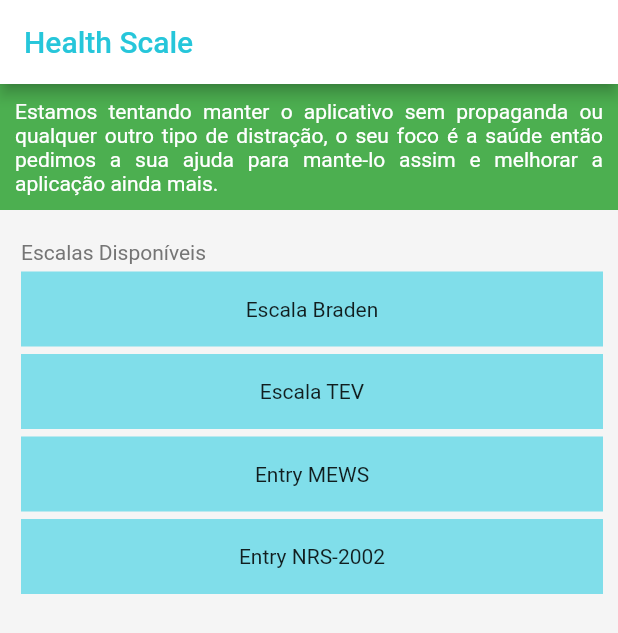
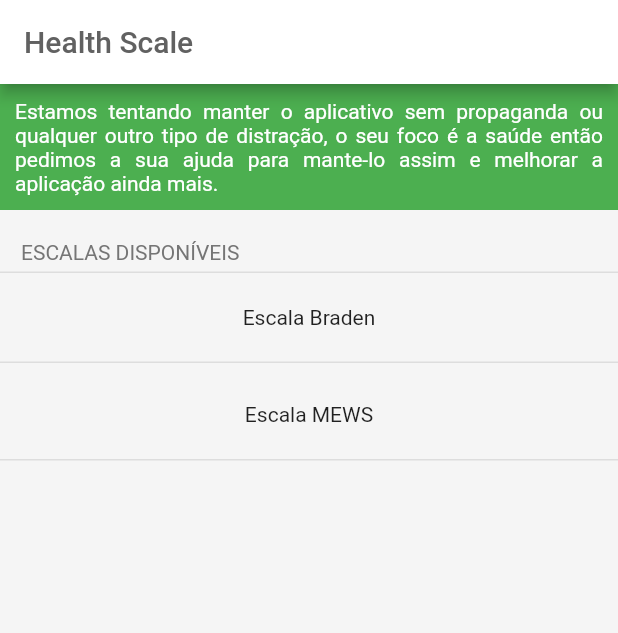
Before and after one commit to jhonatabf/HealthScale, a Flutter app: the screen it shows after launch, on a phone screen of 412 x 824 dp. Shown: the top 633 px of the screen. Run offline on Flutter 3.47's test engine with Material 2 defaults, Android fonts, the phone set to English and light mode, and no system bars.

Commit message:
Alteração do layout para aproximação do adobe reader

```diff
--- a/lib/main.dart
+++ b/lib/main.dart
@@ -26,7 +26,7 @@ class _HomeState extends State<Home> {
       appBar: AppBar(
         title: Text("Health Scale",
           style: TextStyle(
-              color: Colors.cyan[400],),),
+              color: Colors.grey[700],),),
         backgroundColor: Colors.white,
         //actions: <Widget>[
         //  IconButton(icon: Icon(Icons.home, color: Colors.grey[400],), onPressed: () {},)
@@ -52,32 +52,30 @@ Widget base() {
           Container(
             alignment: Alignment.topLeft,
             padding: const EdgeInsets.fromLTRB(14, 20, 12, 5),
-            child: Text("Escalas Disponíveis",
+            child: Text("ESCALAS DISPONÍVEIS",
             style: TextStyle(color: Colors.grey[600]),),
+            decoration: const BoxDecoration(
+            border: Border(
+              bottom: BorderSide(width: 1.0, color: Color(0xFFFFDDDDDD),),
+            ),),
           ),
           Container(
-            margin: const EdgeInsets.fromLTRB(14, 0, 10, 5),
-            height: 50,
-            color: Colors.cyan[200],
+            decoration: const BoxDecoration(
+            border: Border(
+              bottom: BorderSide(width: 1.0, color: Color(0xFFFFDDDDDD),),
+            ),),
+            margin: const EdgeInsets.fromLTRB(0, 0, 0, 5),
+            height: 60,
             child: const Center(child: Text('Escala Braden')),
           ),
           Container(
-            margin: const EdgeInsets.fromLTRB(14, 0, 10, 5),
-            height: 50,
-            color: Colors.cyan[200],
-            child: const Center(child: Text('Escala TEV')),
-          ),
-          Container(
-            margin: const EdgeInsets.fromLTRB(14, 0, 10, 5),
-            height: 50,
-            color: Colors.cyan[200],
-            child: const Center(child: Text('Entry MEWS')),
-          ),
-          Container(
-            margin: const EdgeInsets.fromLTRB(14, 0, 10, 5),
-            height: 50,
-            color: Colors.cyan[200],
-            child: const Center(child: Text('Entry NRS-2002')),
+            decoration: const BoxDecoration(
+            border: Border(
+              bottom: BorderSide(width: 1.0, color: Color(0xFFFFDDDDDD),),
+            ),),
+            margin: const EdgeInsets.fromLTRB(0, 0, 0, 5),
+            height: 60,
+            child: const Center(child: Text('Escala MEWS')),
           ),
         ],
 
```
Also changed, not shown: 4 other files.
